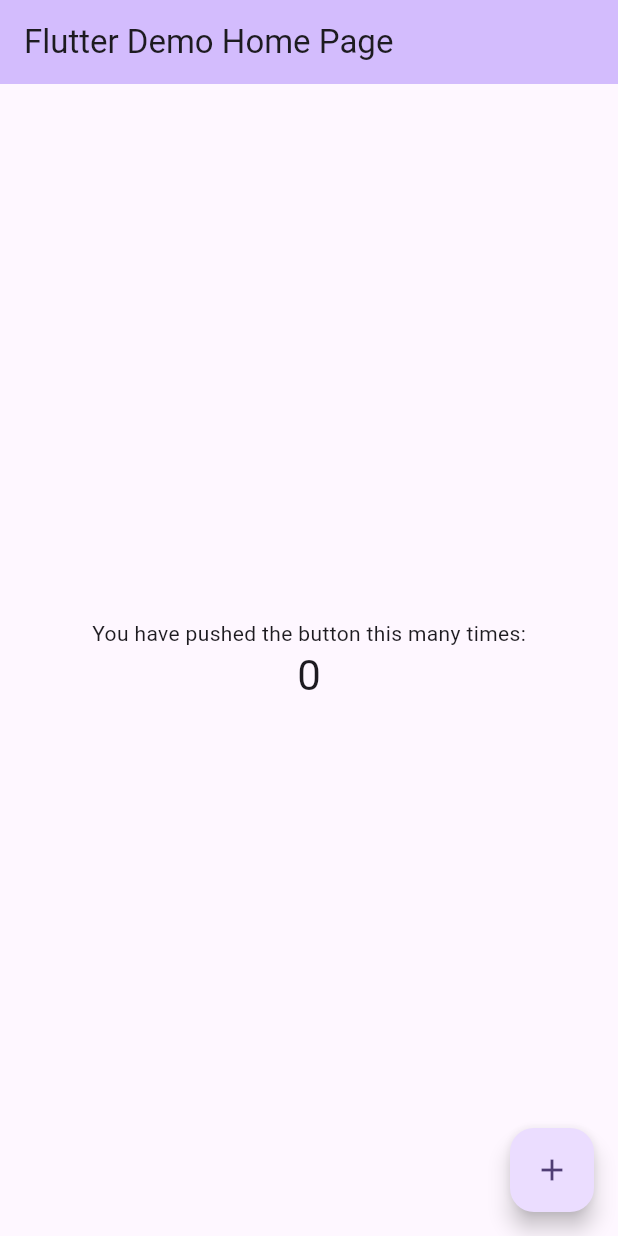
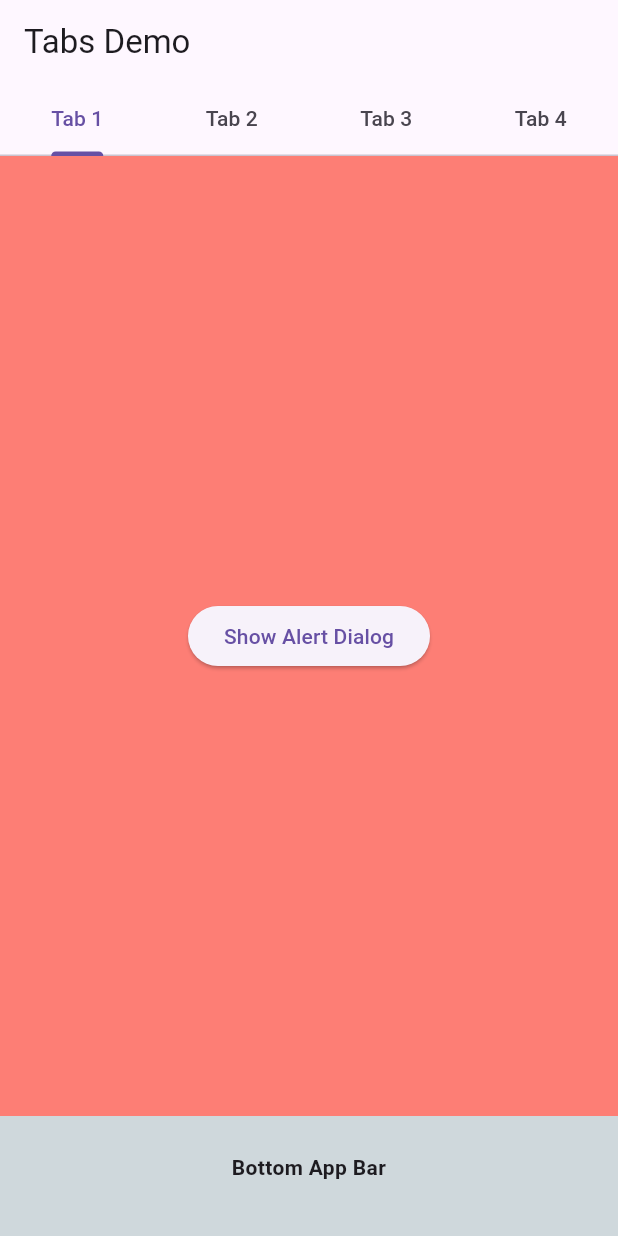
Before and after one commit to Mobile-app-dev-fall-2025/inclass3, a Flutter app: the screen it shows after launch, on a phone screen of 412 x 824 dp. Run offline on Flutter 3.47's test engine with Material 3 defaults, Android fonts, the phone set to English and light mode, and no system bars.

Commit message:
Update main.dart
main format

```diff
--- a/weatherapp/lib/main.dart
+++ b/weatherapp/lib/main.dart
@@ -1,122 +1,200 @@
-import 'package:flutter/material.dart';
+import "package:flutter/material.dart";
 
 void main() {
-  runApp(const MyApp());
+  runApp(MyApp());
 }
 
 class MyApp extends StatelessWidget {
-  const MyApp({super.key});
-
-  // This widget is the root of your application.
   @override
   Widget build(BuildContext context) {
     return MaterialApp(
-      title: 'Flutter Demo',
-      theme: ThemeData(
-        // This is the theme of your application.
-        //
-        // TRY THIS: Try running your application with "flutter run". You'll see
-        // the application has a purple toolbar. Then, without quitting the app,
-        // try changing the seedColor in the colorScheme below to Colors.green
-        // and then invoke "hot reload" (save your changes or press the "hot
-        // reload" button in a Flutter-supported IDE, or press "r" if you used
-        // the command line to start the app).
-        //
-        // Notice that the counter didn't reset back to zero; the application
-        // state is not lost during the reload. To reset the state, use hot
-        // restart instead.
-        //
-        // This works for code too, not just values: Most code changes can be
-        // tested with just a hot reload.
-        colorScheme: ColorScheme.fromSeed(seedColor: Colors.deepPurple),
+      home: DefaultTabController(
+        length: 4,
+        child: _TabsNonScrollableDemo(),
       ),
-      home: const MyHomePage(title: 'Flutter Demo Home Page'),
     );
   }
 }
 
-class MyHomePage extends StatefulWidget {
-  const MyHomePage({super.key, required this.title});
 
-  // This widget is the home page of your application. It is stateful, meaning
-  // that it has a State object (defined below) that contains fields that affect
-  // how it looks.
+class _TabsNonScrollableDemo extends StatefulWidget {
+  @override
+  __TabsNonScrollableDemoState createState() =>
+  __TabsNonScrollableDemoState();
+}
 
-  // This class is the configuration for the state. It holds the values (in this
-  // case the title) provided by the parent (in this case the App widget) and
-  // used by the build method of the State. Fields in a Widget subclass are
-  // always marked "final".
+class __TabsNonScrollableDemoState extends State<_TabsNonScrollableDemo>
+    with SingleTickerProviderStateMixin, RestorationMixin {
+  late TabController _tabController;
 
-  final String title;
+  final RestorableInt tabIndex = RestorableInt(0);
 
   @override
-  State<MyHomePage> createState() => _MyHomePageState();
+  String get restorationId => 'tab_non_scrollable_demo';
+
+  @override
+  void restoreState(RestorationBucket? oldBucket, bool initialRestore) {
+    registerForRestoration(tabIndex, 'tab_index');
+    _tabController.index = tabIndex.value;
   }
 
-class _MyHomePageState extends State<MyHomePage> {
-  int _counter = 0;
+  @override
+  void initState() {
+    super.initState();
+    _tabController = TabController(
+    initialIndex: 0,
+    length: 4,
+    vsync: this,
+  );
 
-  void _incrementCounter() {
+    _tabController.addListener(() {
       setState(() {
-      // This call to setState tells the Flutter framework that something has
-      // changed in this State, which causes it to rerun the build method below
-      // so that the display can reflect the updated values. If we changed
-      // _counter without calling setState(), then the build method would not be
-      // called again, and so nothing would appear to happen.
-      _counter++;
+        tabIndex.value = _tabController.index;
+      });
     });
   }
 
   @override
+  void dispose() {
+    _tabController.dispose();
+    tabIndex.dispose();
+    super.dispose();
+  }
+
+  @override
   Widget build(BuildContext context) {
-    // This method is rerun every time setState is called, for instance as done
-    // by the _incrementCounter method above.
-    //
-    // The Flutter framework has been optimized to make rerunning build methods
-    // fast, so that you can just rebuild anything that needs updating rather
-    // than having to individually change instances of widgets.
+// For the To do task hint: consider defining the widget and name of the tabs here
+    final tabs = [
+      {'title': 'Tab 1', 'color': const Color.fromARGB(255, 253, 126, 117)},
+      {'title': 'Tab 2', 'color': const Color.fromARGB(255, 189, 252, 137)},
+      {'title': 'Tab 3', 'color': const Color.fromARGB(255, 87, 173, 243)},
+      {'title': 'Tab 4', 'color': const Color.fromARGB(255, 250, 155, 65)},
+    ];
+
     return Scaffold(
       appBar: AppBar(
-        // TRY THIS: Try changing the color here to a specific color (to
-        // Colors.amber, perhaps?) and trigger a hot reload to see the AppBar
-        // change color while the other colors stay the same.
-        backgroundColor: Theme.of(context).colorScheme.inversePrimary,
-        // Here we take the value from the MyHomePage object that was created by
-        // the App.build method, and use it to set our appbar title.
-        title: Text(widget.title),
+        automaticallyImplyLeading: false,
+        title: Text('Tabs Demo',),
+        bottom: TabBar(
+        controller: _tabController,
+        isScrollable: false,
+        tabs: [for (final tab in tabs) Tab(text: tab['title'] as String),],
       ),
-      body: Center(
-        // Center is a layout widget. It takes a single child and positions it
-        // in the middle of the parent.
+    ),
+
+    bottomNavigationBar: BottomAppBar(
+        color: Colors.blueGrey.shade100,
+        child: Padding(
+          padding: const EdgeInsets.all(12.0),
+          child: Text(
+            "Bottom App Bar",
+            textAlign: TextAlign.center,
+            style: TextStyle(fontWeight: FontWeight.bold),
+          ),
+        ),
+    ),
+
+    body: TabBarView(
+      controller: _tabController,
+
+      children: [
+        //tab 1
+        Container(
+            color: tabs[0]['color'] as Color,
+            child: Center(
+              child: ElevatedButton(
+                onPressed: () {
+                  showDialog(
+                    context: context,
+                    builder: (context) => AlertDialog(
+                      title: Text("⋆˚✿˖°Hello⋆˚✿˖°"),
+                      content: Text("This is an Alert"),
+                      actions: [
+                        TextButton(
+                          onPressed: () => Navigator.pop(context),
+                          child: Text("OK"),
+                        )
+                      ],
+                    ),
+                  );
+                },
+                child: Text("Show Alert Dialog"),
+              ),
+            ),
+          ),
+
+          //tab2
+          Container(
+            color: tabs[1]['color'] as Color,
+            padding: EdgeInsets.all(20),
             child: Column(
-          // Column is also a layout widget. It takes a list of children and
-          // arranges them vertically. By default, it sizes itself to fit its
-          // children horizontally, and tries to be as tall as its parent.
-          //
-          // Column has various properties to control how it sizes itself and
-          // how it positions its children. Here we use mainAxisAlignment to
-          // center the children vertically; the main axis here is the vertical
-          // axis because Columns are vertical (the cross axis would be
-          // horizontal).
-          //
-          // TRY THIS: Invoke "debug painting" (choose the "Toggle Debug Paint"
-          // action in the IDE, or press "p" in the console), to see the
-          // wireframe for each widget.
               mainAxisAlignment: MainAxisAlignment.center,
-          children: <Widget>[
-            const Text('You have pushed the button this many times:'),
-            Text(
-              '$_counter',
-              style: Theme.of(context).textTheme.headlineMedium,
+              children: [
+                TextField(
+                  decoration: InputDecoration(
+                    labelText: "Enter some text",
+                    border: OutlineInputBorder(),
+                  ),
+                ),
+                SizedBox(height: 20),
+                Image.network(
+                  'https://images.unsplash.com/photo-1522926193341-e9ffd686c60f?q=80&w=1170&auto=format&fit=crop&ixlib=rb-4.1.0&ixid=M3wxMjA3fDB8MHxwaG90by1wYWdlfHx8fGVufDB8fHx8fA%3D%3D',
+                  width: 150,
+                  height: 150,
                 ),
               ],
             ),
           ),
-      floatingActionButton: FloatingActionButton(
-        onPressed: _incrementCounter,
-        tooltip: 'Increment',
-        child: const Icon(Icons.add),
-      ), // This trailing comma makes auto-formatting nicer for build methods.
+
+          //tab 3
+          Container(
+            color: tabs[2]['color'] as Color,
+            child: Center(
+              child: ElevatedButton(
+                onPressed: () {
+                  ScaffoldMessenger.of(context).showSnackBar(
+                    SnackBar(
+                      content: Text("Button pressed in ${tabs[2]['title']}!"),
+                    ),
+                  );
+                },
+                child: Text("Click Me"),
+              ),
+            ),
+          ),
+
+          //tab 4
+          Container(
+            color: tabs[3]['color'] as Color,
+            child: ListView(
+              padding: EdgeInsets.all(12),
+              children: [
+                Card(
+                  elevation: 4,
+                  child: ListTile(
+                    title: Text("Item 1"),
+                    subtitle: Text("Details about Item 1"),
+                  ),
+                ),
+                Card(
+                  elevation: 4,
+                  child: ListTile(
+                    title: Text("Item 2"),
+                    subtitle: Text("Details about Item 2"),
+                  ),
+                ),
+                Card(
+                  elevation: 4,
+                  child: ListTile(
+                    title: Text("Item 3"),
+                    subtitle: Text("Details about Item 3"),
+                  ),
+                ),
+              ],
+            ),
+          ),
+        ],
+      ),
     );
   }
 }
```
Lines whose indentation alone changed are shown as unchanged.
